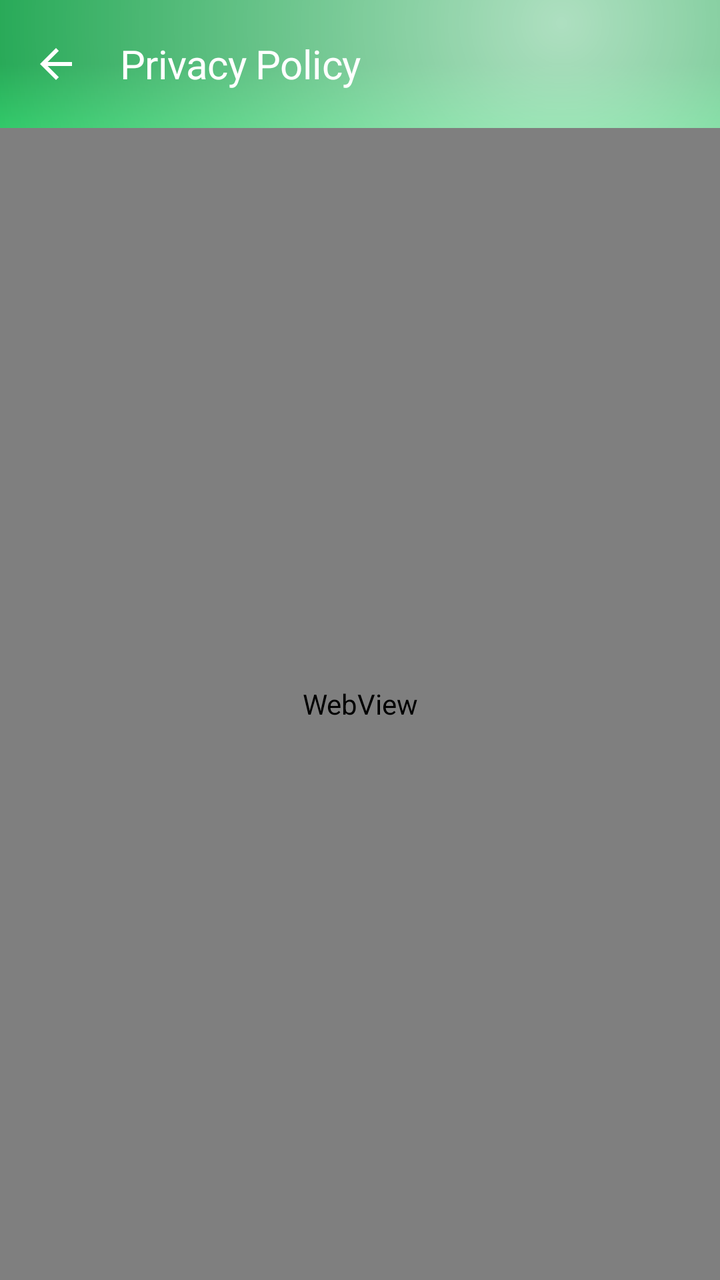
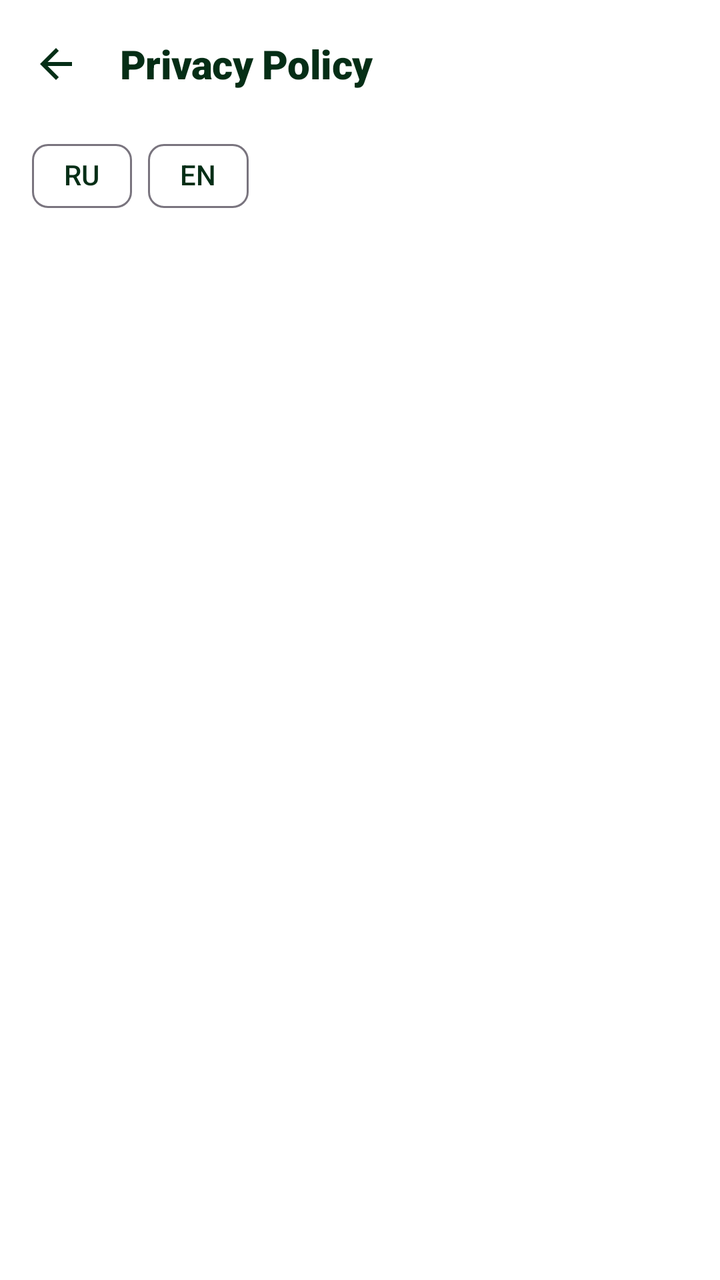

The first picture is an Android layout as it rendered before a commit; the second is the same layout after the commit. The layout source and the unified diff follow.
<!-- AndroidManifest.xml: application theme Theme.PlantDiseases -->
<!-- res/layout/activity_privacy_policy.xml -->
<?xml version="1.0" encoding="utf-8"?>
<androidx.coordinatorlayout.widget.CoordinatorLayout
    xmlns:android="http://schemas.android.com/apk/res/android"
    xmlns:app="http://schemas.android.com/apk/res-auto"
    android:layout_width="match_parent"
    android:layout_height="match_parent"
    android:background="@color/background">

    <com.google.android.material.appbar.AppBarLayout
        android:id="@+id/app_bar"
        android:layout_width="match_parent"
        android:layout_height="wrap_content"
        android:background="@drawable/bg_toolbar_gradient"
        app:elevation="0dp">

        <com.google.android.material.appbar.MaterialToolbar
            android:id="@+id/toolbar"
            android:layout_width="match_parent"
            android:layout_height="?attr/actionBarSize"
            android:background="@android:color/transparent"
            app:navigationIcon="@drawable/ic_back"
            app:navigationIconTint="@color/toolbar_title"
            app:title="@string/privacy_policy_title"
            app:titleTextAppearance="@style/TextAppearance.App.Toolbar"
            app:titleTextColor="@color/toolbar_title" />

    </com.google.android.material.appbar.AppBarLayout>

    <WebView
        android:id="@+id/privacy_web"
        android:layout_width="match_parent"
        android:layout_height="match_parent"
        app:layout_behavior="@string/appbar_scrolling_view_behavior" />

</androidx.coordinatorlayout.widget.CoordinatorLayout>
<!-- resources referenced by this layout -->
<resources>
  <color name="toolbar_title">#FFFFFF</color>
  <!-- drawable bg_toolbar_gradient (drawable) -->
  <?xml version="1.0" encoding="utf-8"?>
  <layer-list xmlns:android="http://schemas.android.com/apk/res/android">
      <item>
          <shape android:shape="rectangle">
              <gradient
                  android:type="linear"
                  android:angle="270"
                  android:startColor="@color/toolbar_top"
                  android:centerColor="@color/gradient_mid"
                  android:endColor="@color/toolbar_bottom" />
          </shape>
      </item>
      <item>
          <shape android:shape="rectangle">
              <gradient
                  android:type="radial"
                  android:gradientRadius="320dp"
                  android:centerX="0.78"
                  android:centerY="0.18"
                  android:startColor="@color/glass_white_soft"
                  android:endColor="@android:color/transparent" />
          </shape>
      </item>
  </layer-list>
  <style name="TextAppearance.App.Toolbar" parent="TextAppearance.Material3.TitleLarge">
          <item name="android:textSize">@dimen/text_title</item>
          
          <item name="android:fontFamily">sans-serif-black</item>
          <item name="android:letterSpacing">-0.01</item>
      </style>
  <style name="Theme.PlantDiseases" parent="Theme.Material3.DayNight.NoActionBar">
          <item name="colorPrimary">@color/primary</item>
          <item name="colorPrimaryDark">@color/primary_dark</item>
          <item name="colorOnPrimary">@color/on_primary</item>
          <item name="colorPrimaryContainer">@color/primary_light</item>
          <item name="colorOnPrimaryContainer">@color/primary_dark</item>
          <item name="colorSecondary">@color/secondary</item>
          <item name="colorOnSecondary">@color/on_secondary</item>
          <item name="colorSecondaryContainer">@color/primary_light</item>
          <item name="colorOnSecondaryContainer">@color/primary_dark</item>
          <item name="android:colorBackground">@color/background</item>
          
          <item name="android:windowBackground">@color/background</item>
          
          <item name="android:windowAnimationStyle">@style/App.Animation.Navigation</item>
          <item name="colorSurface">@color/surface</item>
          <item name="colorSurfaceVariant">@color/surface_variant</item>
          <item name="colorOnSurface">@color/on_surface</item>
          <item name="colorOnSurfaceVariant">@color/on_surface_secondary</item>
          
          <item name="colorSurfaceContainerLow">@color/surface_container_low</item>
          <item name="colorSurfaceContainer">@color/surface_container</item>
          <item name="colorSurfaceContainerHigh">@color/surface_container_high</item>
          <item name="colorSurfaceContainerHighest">@color/surface_container_highest</item>
          <item name="colorSurfaceContainerLowest">@color/surface_container_lowest</item>
          
          <item name="android:statusBarColor">@android:color/transparent</item>
          <item name="android:windowLightStatusBar">false</item>
          <item name="android:navigationBarColor">@color/background</item>
  
          
          <item name="appBarLayoutStyle">@style/Widget.Material3.AppBarLayout</item>
  
          
          <item name="materialButtonStyle">@style/App.Button.Filled</item>
          <item name="floatingActionButtonStyle">@style/App.FAB</item>
          <item name="extendedFloatingActionButtonStyle">@style/App.FAB.Extended</item>
      </style>
  <color name="toolbar_top">#16A34A</color>
  <color name="gradient_mid">#16A34A</color>
  <color name="toolbar_bottom">#22C55E</color>
  <color name="glass_white_soft">#A6FFFFFF</color>
  <dimen name="text_title">20sp</dimen>
  <color name="primary">#16A34A</color>
  <color name="secondary">#4ADE80</color>
  <color name="surface">#FFFFFF</color>
  <color name="on_surface">#052E16</color>
  <color name="on_surface_secondary">#4B5563</color>
  <dimen name="space_2xl">24dp</dimen>
  <dimen name="text_body">14sp</dimen>
  <!-- unchanged entries left out for length: 18 -->
</resources>

<!-- the commit's change to res/layout/activity_privacy_policy.xml (unified diff, before → after) -->
@@ -10,7 +10,7 @@
         android:id="@+id/app_bar"
         android:layout_width="match_parent"
         android:layout_height="wrap_content"
-        android:background="@drawable/bg_toolbar_gradient"
+        android:background="@color/background"
         app:elevation="0dp">
 
         <com.google.android.material.appbar.MaterialToolbar
@@ -26,10 +26,59 @@
 
     </com.google.android.material.appbar.AppBarLayout>
 
-    <WebView
-        android:id="@+id/privacy_web"
+    <androidx.core.widget.NestedScrollView
+        android:id="@+id/policy_scroll"
         android:layout_width="match_parent"
         android:layout_height="match_parent"
-        app:layout_behavior="@string/appbar_scrolling_view_behavior" />
+        android:clipToPadding="false"
+        android:paddingBottom="@dimen/space_xl"
+        app:layout_behavior="@string/appbar_scrolling_view_behavior">
+
+        <LinearLayout
+            android:layout_width="match_parent"
+            android:layout_height="wrap_content"
+            android:orientation="vertical"
+            android:paddingHorizontal="@dimen/content_gutter">
+
+            <com.google.android.material.chip.ChipGroup
+                android:id="@+id/language_group"
+                android:layout_width="wrap_content"
+                android:layout_height="wrap_content"
+                app:chipSpacingHorizontal="@dimen/space_sm"
+                app:selectionRequired="true"
+                app:singleSelection="true">
+
+                <com.google.android.material.chip.Chip
+                    android:id="@+id/chip_lang_ru"
+                    style="@style/Widget.Material3.Chip.Filter"
+                    android:layout_width="wrap_content"
+                    android:layout_height="wrap_content"
+                    android:text="@string/privacy_lang_ru"
+                    android:textColor="@color/on_surface"
+                    android:textStyle="bold"
+                    app:checkedIconEnabled="false"
+                    app:chipBackgroundColor="@color/chip_bg_color" />
+
+                <com.google.android.material.chip.Chip
+                    android:id="@+id/chip_lang_en"
+                    style="@style/Widget.Material3.Chip.Filter"
+                    android:layout_width="wrap_content"
+                    android:layout_height="wrap_content"
+                    android:text="@string/privacy_lang_en"
+                    android:textColor="@color/on_surface"
+                    android:textStyle="bold"
+                    app:checkedIconEnabled="false"
+                    app:chipBackgroundColor="@color/chip_bg_color" />
+
+            </com.google.android.material.chip.ChipGroup>
+
+            <LinearLayout
+                android:id="@+id/policy_content"
+                android:layout_width="match_parent"
+                android:layout_height="wrap_content"
+                android:orientation="vertical" />
+
+        </LinearLayout>
+    </androidx.core.widget.NestedScrollView>
 
 </androidx.coordinatorlayout.widget.CoordinatorLayout>
<!-- resource entries referenced after the edit -->
@@ -1,35 +1,16 @@
 <!-- resources referenced by this layout -->
 <resources>
-  <color name="toolbar_title">#FFFFFF</color>
-  <!-- drawable bg_toolbar_gradient (drawable) -->
-  <?xml version="1.0" encoding="utf-8"?>
-  <layer-list xmlns:android="http://schemas.android.com/apk/res/android">
-      <item>
-          <shape android:shape="rectangle">
-              <gradient
-                  android:type="linear"
-                  android:angle="270"
-                  android:startColor="@color/toolbar_top"
-                  android:centerColor="@color/gradient_mid"
-                  android:endColor="@color/toolbar_bottom" />
-          </shape>
-      </item>
-      <item>
-          <shape android:shape="rectangle">
-              <gradient
-                  android:type="radial"
-                  android:gradientRadius="320dp"
-                  android:centerX="0.78"
-                  android:centerY="0.18"
-                  android:startColor="@color/glass_white_soft"
-                  android:endColor="@android:color/transparent" />
-          </shape>
-      </item>
-  </layer-list>
+  <color name="toolbar_title">@color/on_surface</color>
+  <dimen name="content_gutter">16dp</dimen>
+  <dimen name="space_sm">8dp</dimen>
+  <dimen name="space_xl">20dp</dimen>
+  <string name="privacy_lang_en" translatable="false">EN</string>
+  <string name="privacy_lang_ru" translatable="false">RU</string>
   <style name="TextAppearance.App.Toolbar" parent="TextAppearance.Material3.TitleLarge">
           <item name="android:textSize">@dimen/text_title</item>
           
           <item name="android:fontFamily">sans-serif-black</item>
+          <item name="android:textFontWeight">900</item>
           <item name="android:letterSpacing">-0.01</item>
       </style>
   <style name="Theme.PlantDiseases" parent="Theme.Material3.DayNight.NoActionBar">
@@ -52,6 +33,8 @@
           <item name="colorOnSurface">@color/on_surface</item>
           <item name="colorOnSurfaceVariant">@color/on_surface_secondary</item>
           
+          <item name="android:textColorSecondary">@color/on_surface_secondary</item>
+          
           <item name="colorSurfaceContainerLow">@color/surface_container_low</item>
           <item name="colorSurfaceContainer">@color/surface_container</item>
           <item name="colorSurfaceContainerHigh">@color/surface_container_high</item>
@@ -59,8 +42,10 @@
           <item name="colorSurfaceContainerLowest">@color/surface_container_lowest</item>
           
           <item name="android:statusBarColor">@android:color/transparent</item>
-          <item name="android:windowLightStatusBar">false</item>
+          
+          <item name="android:windowLightStatusBar">true</item>
           <item name="android:navigationBarColor">@color/background</item>
+          <item name="android:windowLightNavigationBar">true</item>
   
           
           <item name="appBarLayoutStyle">@style/Widget.Material3.AppBarLayout</item>
@@ -70,16 +55,12 @@
           <item name="floatingActionButtonStyle">@style/App.FAB</item>
           <item name="extendedFloatingActionButtonStyle">@style/App.FAB.Extended</item>
       </style>
-  <color name="toolbar_top">#16A34A</color>
-  <color name="gradient_mid">#16A34A</color>
-  <color name="toolbar_bottom">#22C55E</color>
-  <color name="glass_white_soft">#A6FFFFFF</color>
   <dimen name="text_title">20sp</dimen>
   <color name="primary">#16A34A</color>
   <color name="secondary">#4ADE80</color>
   <color name="surface">#FFFFFF</color>
   <color name="on_surface">#052E16</color>
-  <color name="on_surface_secondary">#4B5563</color>
+  <color name="on_surface_secondary">#21412F</color>
   <dimen name="space_2xl">24dp</dimen>
   <dimen name="text_body">14sp</dimen>
   <!-- unchanged entries left out for length: 18 -->
